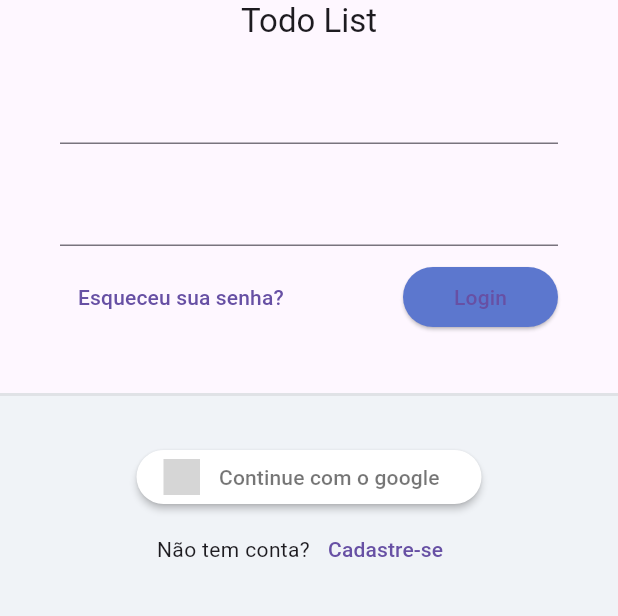
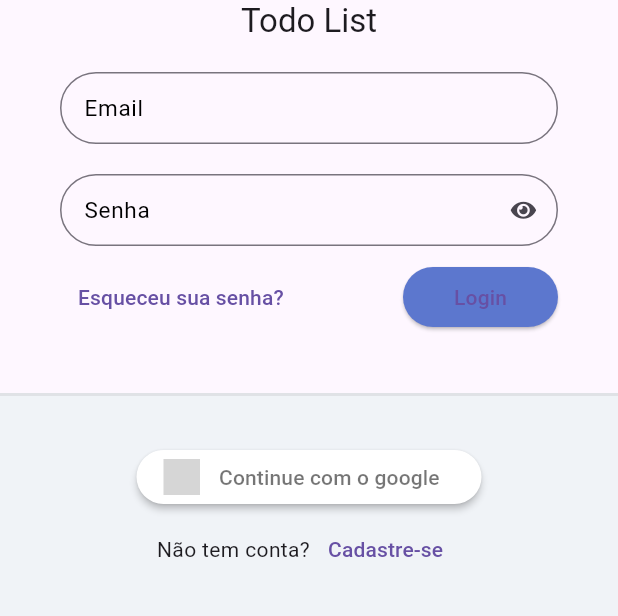
Before and after one commit to barreiradlc/todo_list_provider, a Flutter app: the screen it shows after launch, on a phone screen of 412 x 824 dp, the part 399-1015 px from its top. Run offline on Flutter 3.47's test engine with Material 3 defaults, Android fonts, the phone set to English and light mode, and no system bars; our stand-ins replace flutter_signin_button, google_fonts, nested, sqflite, sqflite_common, synchronized; missing offline and left inert: window_manager; accounts and stored records are empty; Roboto replaces fonts that are missing (Mandali); grey boxes are pictures that could not be loaded.

Commit message:
Login page

```diff
--- /dev/null
+++ b/lib/app/core/ui/todo_list_icon_icons.dart
@@ -0,0 +1,30 @@
+/// Flutter icons TodoListIcon
+/// Copyright (C) 2024 by original authors @ fluttericon.com, fontello.com
+/// This font was generated by FlutterIcon.com, which is derived from Fontello.
+///
+/// To use this font, place it in your fonts/ directory and include the
+/// following in your pubspec.yaml
+///
+/// flutter:
+///   fonts:
+///    - family:  TodoListIcon
+///      fonts:
+///       - asset: fonts/TodoListIcon.ttf
+///
+///
+/// * Font Awesome 5, Copyright (C) 2016 by Dave Gandy
+///         Author:    Dave Gandy
+///         License:   SIL (https://github.com/FortAwesome/Font-Awesome/blob/master/LICENSE.txt)
+///         Homepage:  http://fortawesome.github.com/Font-Awesome/
+///
+import 'package:flutter/widgets.dart';
+
+class TodoListIcon {
+  TodoListIcon._();
+
+  static const _kFontFam = 'TodoListIcon';
+  static const String? _kFontPkg = null;
+
+  static const IconData eye = IconData(0xf06e, fontFamily: _kFontFam, fontPackage: _kFontPkg);
+  static const IconData eye_slash = IconData(0xf070, fontFamily: _kFontFam, fontPackage: _kFontPkg);
+}
--- /dev/null
+++ b/lib/app/core/widget/todo_list_field.dart
@@ -0,0 +1,60 @@
+import 'package:flutter/material.dart';
+import 'package:todo_list_provider/app/core/ui/todo_list_icon_icons.dart';
+
+class TodoListField extends StatelessWidget {
+  final String label;
+  final IconButton? suffixIconButton;
+  final bool obscureText;
+  final ValueNotifier<bool> obscureTextVN;
+
+  TodoListField({
+    Key? key,
+    required this.label,
+    this.suffixIconButton,
+    this.obscureText = false,
+  })  : assert(
+          obscureText == true ? suffixIconButton == null : true,
+          'obscureText should NOT be sent with a suffixIconButton',
+        ),
+        obscureTextVN = ValueNotifier(obscureText),
+        super(key: key);
+
+  @override
+  Widget build(BuildContext context) {
+    return ValueListenableBuilder<bool>(
+      valueListenable: obscureTextVN,
+      builder: (_, obscureTextValue, child) {
+        return TextFormField(
+          decoration: InputDecoration(
+            labelText: label,
+            labelStyle: TextStyle(
+              fontSize: 15,
+              color: Colors.black,
+            ),
+            border: OutlineInputBorder(
+              borderRadius: BorderRadius.circular(30),
+            ),
+            errorBorder: OutlineInputBorder(
+              borderRadius: BorderRadius.circular(30),
+              borderSide: BorderSide(color: Colors.red),
+            ),
+            isDense: true,
+            suffixIcon: this.suffixIconButton ??
+                (this.obscureText == true
+                    ? IconButton(
+                        onPressed: () {
+                          obscureTextVN.value = !obscureTextValue;
+                        },
+                        icon: Icon(
+                          obscureTextValue ? TodoListIcon.eye : TodoListIcon.eye_slash,
+                          size: 15,
+                        ),
+                      )
+                    : null),
+          ),
+          obscureText: obscureTextValue,
+        );
+      },
+    );
+  }
+}
--- a/lib/app/modules/auth/login/auth_module.dart
+++ b/lib/app/modules/auth/login/auth_module.dart
@@ -1,4 +1,3 @@
-import 'package:path/path.dart';
 import 'package:provider/provider.dart';
 import 'package:todo_list_provider/app/core/modules/todo_list_module.dart';
 import 'package:todo_list_provider/app/modules/auth/login/login_controller.dart';
--- a/lib/app/modules/auth/login/login_page.dart
+++ b/lib/app/modules/auth/login/login_page.dart
@@ -1,13 +1,25 @@
+import 'dart:io';
+
 import 'package:flutter/material.dart';
 import 'package:flutter_signin_button/button_list.dart';
 import 'package:flutter_signin_button/button_view.dart';
+import 'package:todo_list_provider/app/core/widget/todo_list_field.dart';
 import 'package:todo_list_provider/app/core/widget/todo_list_logo.dart';
+import 'package:window_manager/window_manager.dart';
 
 class LoginPage extends StatelessWidget {
   const LoginPage({super.key});
 
+
+
   @override
   Widget build(BuildContext context) {
+
+    if (Platform.isWindows) {
+      WindowManager.instance.setMinimumSize(const Size(1200, 600));
+      WindowManager.instance.setMaximumSize(const Size(1200, 600));
+    }
+
     return Scaffold(
       appBar: AppBar(
         title: const Text('Login'),
@@ -33,9 +45,14 @@ class LoginPage extends StatelessWidget {
                       child: Form(
                         child: Column(
                           children: [
-                            TextFormField(),
+                            TodoListField(
+                              label: 'Email',
+                            ),
                             SizedBox(height: 20),
-                            TextFormField(),
+                            TodoListField(
+                              label: 'Senha',
+                              obscureText: true,
+                            ),
                             SizedBox(height: 10),
                             Row(
                               mainAxisAlignment: MainAxisAlignment.spaceBetween,
--- a/pubspec.yaml
+++ b/pubspec.yaml
@@ -15,6 +15,8 @@ dependencies:
   nested: ^1.0.0
   google_fonts: ^6.1.0
   flutter_signin_button: ^2.0.0
+  window_manager: ^0.3.7
+
 dev_dependencies:
   flutter_test:
     sdk: flutter
@@ -23,3 +25,7 @@ flutter:
   uses-material-design: true
   assets:
     - assets/
+  fonts:
+    - family: TodoListIcon
+      fonts:
+        - asset: assets/fonts/TodoListIcon.ttf
```
Also changed, not shown: assets/fonts/TodoListIcon.ttf (added), pubspec.lock, 5 other files.
